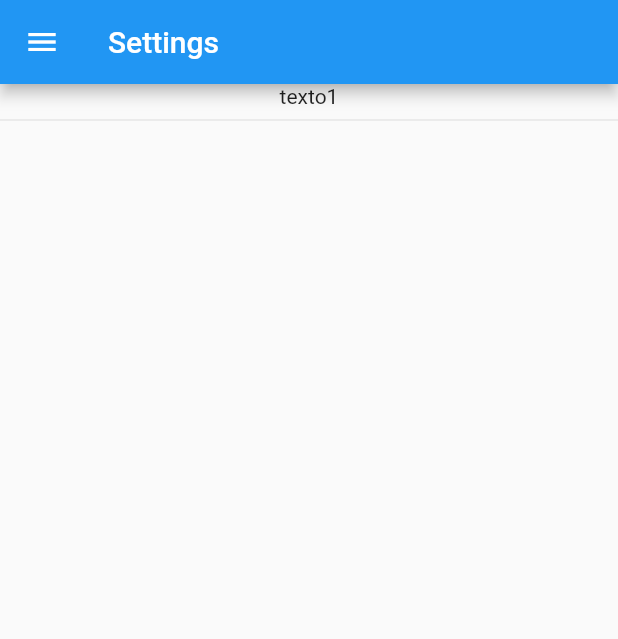
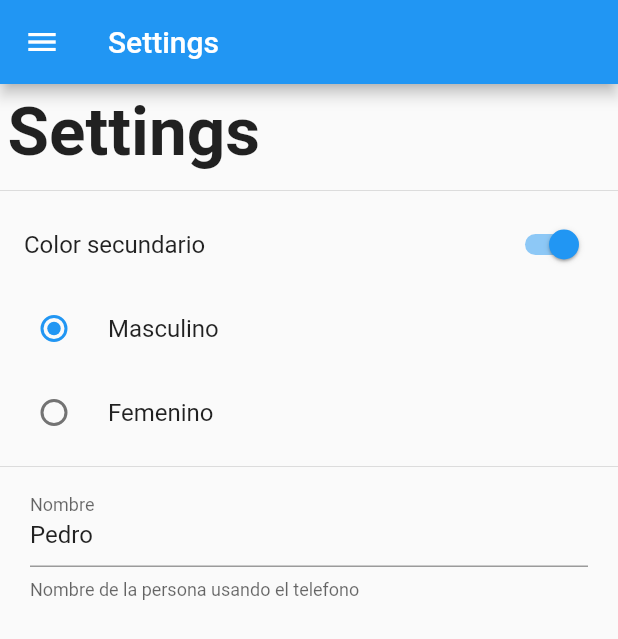
Before and after one commit to AleMancilla/Preferencias-de-Usuario, a Flutter app: the SettingPage screen opened by its route, on a phone screen of 412 x 824 dp. Shown: the top 639 px of the screen. Run offline on Flutter 3.47's test engine with Material 2 defaults, Android fonts, the phone set to English and light mode, and no system bars.

Commit message:
settings completo

```diff
--- a/lib/src/pages/SettingsPage.dart
+++ b/lib/src/pages/SettingsPage.dart
@@ -1,8 +1,27 @@
 import 'package:flutter/material.dart';
 import 'package:preferensusuario/Widgets/Menu_Drawer_Widget.dart';
 
-class SettingPage extends StatelessWidget {
+class SettingPage extends StatefulWidget {
   const SettingPage({Key key}) : super(key: key);
+
+  @override
+  _SettingPageState createState() => _SettingPageState();
+}
+
+class _SettingPageState extends State<SettingPage> {
+
+  bool _colorSecundario =true ;
+  int _genero =1;
+  String _nombre = 'Pedro';
+
+  TextEditingController _textController;
+
+  @override
+  void initState() {
+    // TODO: implement initState
+    super.initState();
+    _textController = new TextEditingController(text: _nombre);
+  }
 
   @override
   Widget build(BuildContext context) {
@@ -10,10 +29,61 @@ class SettingPage extends StatelessWidget {
       appBar: AppBar(
         title: Text("Settings"),
       ),
-      body: Column(
+      body: ListView(
         children: <Widget>[
-          Text("texto1"),
+
+          Container(
+            padding: EdgeInsets.all(5.0),
+            child: Text('Settings', style: TextStyle(fontSize: 45.0,fontWeight: FontWeight.bold),),
+          ),
+
           Divider(),
+
+          SwitchListTile(
+            value: true,
+            onChanged: ( value ){
+              setState(() {
+                _colorSecundario = value;
+              });
+            },
+            title: Text("Color secundario"),
+          ),
+
+          RadioListTile(
+            value: 1,
+            groupValue: _genero,
+            title: Text("Masculino"),
+            onChanged: (value){
+              setState(() {
+                _genero = value;
+              });
+            }
+          ),
+          RadioListTile(
+            value: 2,
+            groupValue: _genero,
+            title: Text("Femenino"),
+            onChanged: (value){
+              setState(() {
+                _genero = value;
+              });
+            }
+          ),
+
+          Divider(),
+
+          Container(
+            padding: EdgeInsets.symmetric(horizontal: 20.0),
+            child: TextField(
+              controller: _textController,
+              decoration: InputDecoration(
+                labelText: 'Nombre',
+                helperText: 'Nombre de la persona usando el telefono'
+              ),
+              onChanged: (value){},
+            ),
+          ),
+
 
         ],
       ),
```
